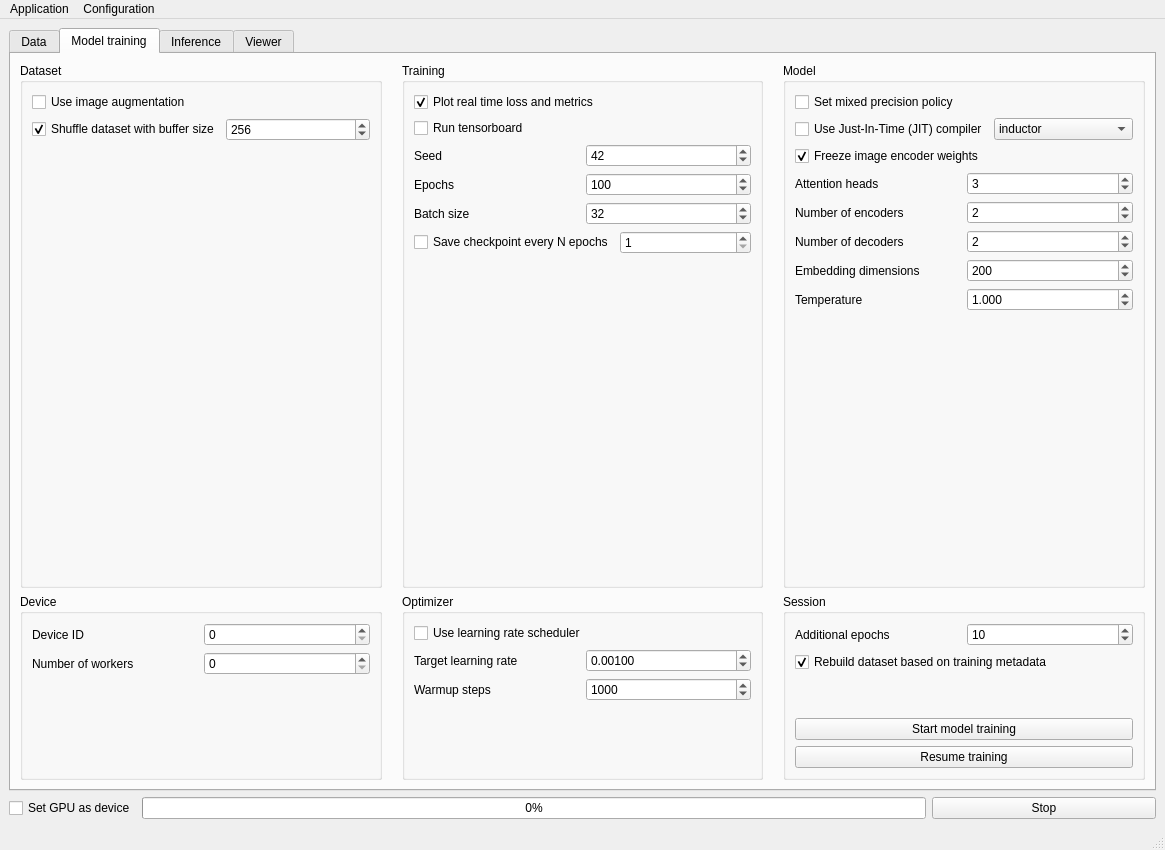
This is XREPORT/app/assets/window_layout.ui in CTCycle/XREPORT-radiological-reports-generator as Qt 5 draws it before an edit. The edited form follows.
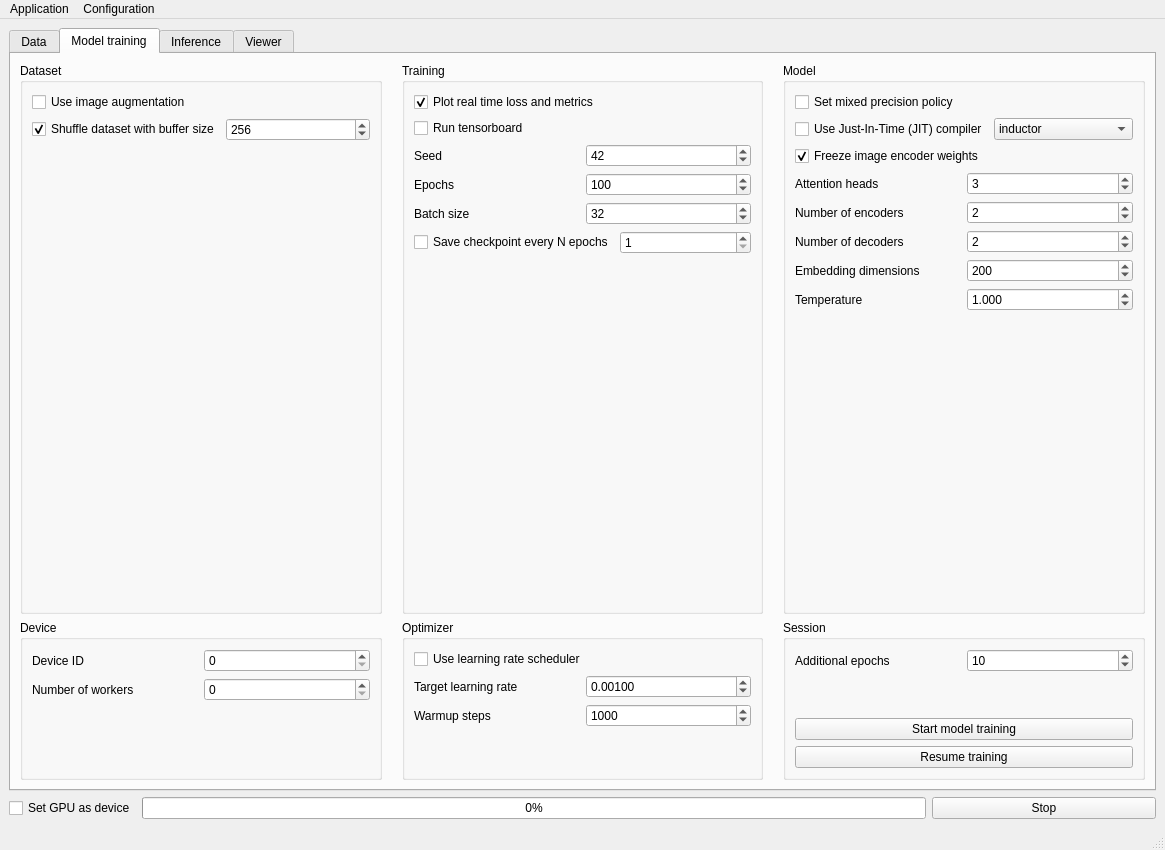
This is the edited form. The open tabs and pages were chosen to show the change.

Commit message: better window for error handling, now automatically rebuilding datasets when needed

Patch:
```diff
--- a/XREPORT/app/assets/window_layout.ui
+++ b/XREPORT/app/assets/window_layout.ui
@@ -344,19 +344,6 @@
                </item>
               </layout>
              </item>
-             <item>
-              <widget class="QCheckBox" name="rebuildDataset">
-               <property name="toolTip">
-                <string>&lt;html&gt;&lt;head/&gt;&lt;body&gt;&lt;p&gt;If the loaded checkpoint metadata is not compatible with the current processed dataset, rebuild the dataset in runtime and to resume training on the very same data and ensure model compatibility&lt;/p&gt;&lt;/body&gt;&lt;/html&gt;</string>
-               </property>
-               <property name="text">
-                <string>Rebuild dataset based on training metadata</string>
-               </property>
-               <property name="checked">
-                <bool>true</bool>
-               </property>
-              </widget>
-             </item>
              <item>
               <spacer name="verticalSpacer_7">
                <property name="orientation">
```
Left out of the diff: 2 changed lines with no effect on the pictures. The commit also changes 7 other files.
